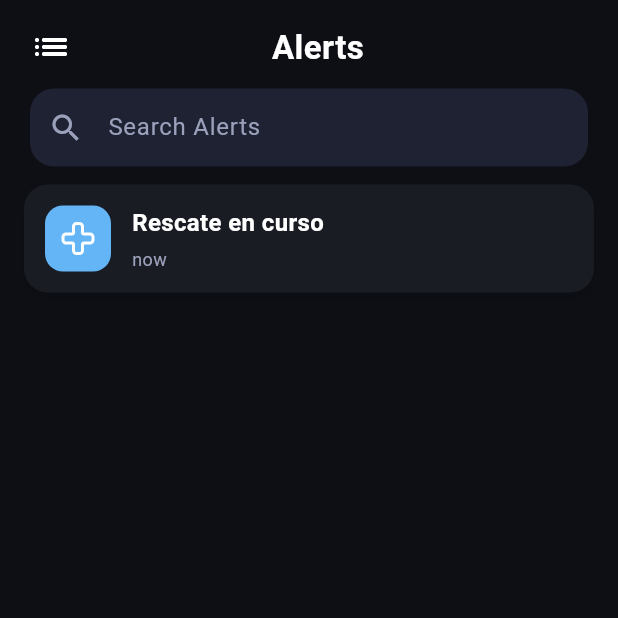
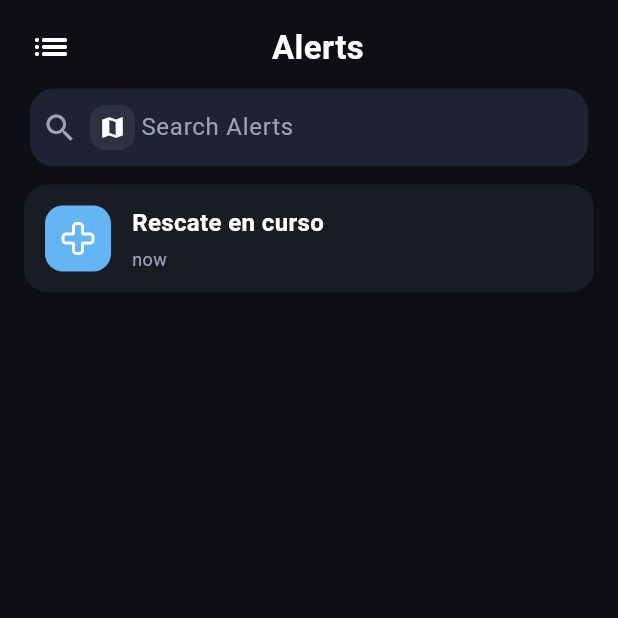
Before and after one commit to Jejid/Global_Alert_GNSS, a Flutter app: the AlertsSections screen opened directly, on a phone screen of 412 x 824 dp, the top half of it. Run offline on Flutter 3.47's test engine with Material 3 defaults, Android fonts, the phone set to English and light mode, and no system bars; our stand-ins replace flutter_map, geolocator, google_maps_flutter, latlong2, lucide_icons; missing offline and left inert: flutter_map_animations, flutter_map_marker_popup.

Commit message:
1st phase button map from alerts_list

```diff
--- a/assets/alerts_examples.json
+++ b/assets/alerts_examples.json
@@ -47,7 +47,7 @@
     "type": "tsunami",
     "scope": "regional",
     "target": null,
-    "timestamp": "2025-07-09T12:05:00Z",
+    "timestamp": "2025-07-10T17:05:00Z",
     "message": "Tsunami detectado en el Pacífico. Dirígete a zonas elevadas.",
     "regions": "Guajira, Barranquilla Costa Caribe, Santa Marta, Cartagena",
     "locations": [
@@ -87,7 +87,7 @@
     "type": "earthquake",
     "scope": "Nacional",
     "target": null,
-    "timestamp": "2025-07-08T12:15:00Z",
+    "timestamp": "2025-07-10T12:15:00Z",
     "message": "Sismo de magnitud 6.5 cerca de Pasto. Ten cuidado con las replicas Sismo de magnitud 6.5 cerca de Pasto. Ten cuidado con las replicas Sismo de magnitud 6.5 cerca de Pasto. Ten cuidado con las replicas Sismo de magnitud 6.5 cerca de Pasto. Ten cuidado con las replicas Sismo de magnitud 6.5 cerca de Pasto. Ten cuidado con las replicas Sismo de magnitud 6.5 cerca de Pasto. Ten cuidado con las replicas Sismo de magnitud 6.5 cerca de Pasto. Ten cuidado con las replicas Sismo de magnitud 6.5 cerca de Pasto. Ten cuidado con las replicas Sismo de magnitud 6.5 cerca de Pasto. Ten cuidado con las replicas Sismo de magnitud 6.5 cerca de Pasto. Ten cuidado con las replicas Sismo de magnitud 6.5 cerca de Pasto. Ten cuidado con las replicas Sismo de magnitud 6.5 cerca de Pasto. Ten cuidado con las replicas ",
     "regions": [
       "Guajira",
--- a/lib/screens/alerts/alerts_sections.dart
+++ b/lib/screens/alerts_list/alerts_sections.dart
@@ -87,7 +87,41 @@ class _AlertsSectionsState extends State<AlertsSections> {
                     hintText: loc.searchAlerts,
                     hintStyle: const TextStyle(color: Color(0xFF9ba1bb)),
                     border: InputBorder.none,
-                    prefixIcon: const Icon(Icons.search, color: Color(0xFF9ba1bb)),
+                    prefixIcon: Row(
+                      mainAxisSize: MainAxisSize.min,
+                      children: [
+                        const SizedBox(width: 8),
+                        const Icon(Icons.search, color: Color(0xFF9ba1bb)),
+                        const SizedBox(width: 8),
+                        GestureDetector(
+                          onTap: () {
+                            final controller = context.read<AlertsController>();
+                            final nav = context.read<NavigationProvider>();
+                            final mapState = context.read<MapStateProvider>();
+
+                            final filtered = controller.filteredAlerts;
+
+                            // ✅ Cargar las alertas filtradas o todas
+                            mapState.setAlerts(filtered);
+
+                            // ✅ Cambiar la pestaña al mapa
+                            nav.setIndex(1);
+                          },
+                          child: Container(
+                            padding: const EdgeInsets.all(6),
+                            decoration: BoxDecoration(
+                              color: const Color(0xFF2C3244),
+                              borderRadius: BorderRadius.circular(10),
+                            ),
+                            child: const Icon(
+                              Icons.map,
+                              color: Colors.white,
+                              size: 18,
+                            ),
+                          ),
+                        ),
+                      ],
+                    ),
                     contentPadding: const EdgeInsets.symmetric(vertical: 14),
                   ),
                 ),
@@ -95,9 +129,7 @@ class _AlertsSectionsState extends State<AlertsSections> {
             ),
 
             // List
-            Expanded(
-              child: AlertsList(alerts: controller.filteredAlerts),
-            ),
+            Expanded(child: AlertsList(alerts: controller.filteredAlerts)),
           ],
         ),
       ),
--- a/lib/screens/map/map_screen.dart
+++ b/lib/screens/map/map_screen.dart
@@ -5,9 +5,9 @@ import 'package:provider/provider.dart';
 import '../../models/alert_message_model.dart';
 import '../../providers/map_state_provider.dart';
 import '../../providers/navigation_provider.dart';
-import 'fab_gps_button.dart';
 import 'map_controller.dart';
 import 'map_sections.dart';
+import 'user_gps_button.dart';
 
 class MapScreen extends StatefulWidget {
   final List<AlertMessage>?
@@ -70,7 +70,7 @@ class _MapScreenState extends State<MapScreen> with TickerProviderStateMixin {
                   }
                 },
               ),
-              const FabGpsButton(),
+              const UserGpsButton(),
               Positioned(
                 right: 18,
                 bottom: 80, // un poco encima del GPS
--- a/lib/screens/map/fab_gps_button.dart
+++ b/lib/screens/map/user_gps_button.dart
@@ -3,8 +3,8 @@ import 'package:provider/provider.dart';
 
 import 'map_controller.dart';
 
-class FabGpsButton extends StatelessWidget {
-  const FabGpsButton({super.key});
+class UserGpsButton extends StatelessWidget {
+  const UserGpsButton({super.key});
 
   @override
   Widget build(BuildContext context) {
```
Also changed, not shown: lib/screens/main_screen.dart (+7 -10 lines), lib/screens/alerts_list/alert_card.dart (renamed from lib/screens/alerts/alert_card.dart), lib/screens/alerts_list/alerts_controller.dart (renamed from lib/screens/alerts/alerts_controller.dart), lib/screens/alerts_list/alerts_list.dart (renamed from lib/screens/alerts/alerts_list.dart), lib/screens/alerts_list/alerts_screen.dart (renamed from lib/screens/alerts/alerts_screen.dart).
